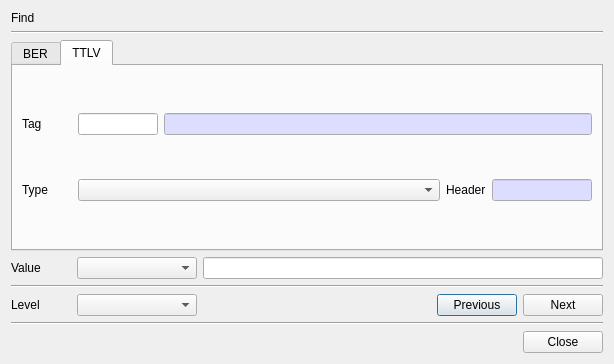
This is BerEditor/find_dlg.ui in jykim74/BerEditor as Qt 5 draws it before an edit. The edited form follows.
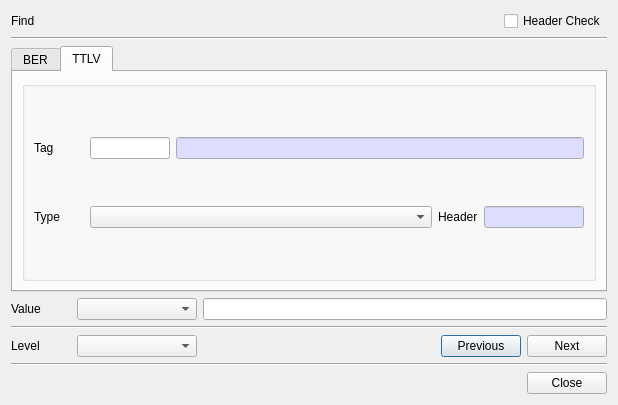
This is the edited form. The open tabs and pages were chosen to show the change.

```diff
--- a/BerEditor/find_dlg.ui
+++ b/BerEditor/find_dlg.ui
@@ -6,8 +6,8 @@
    <rect>
     <x>0</x>
     <y>0</y>
-    <width>601</width>
-    <height>364</height>
+    <width>618</width>
+    <height>405</height>
    </rect>
   </property>
   <property name="windowTitle">
@@ -15,12 +15,39 @@
   </property>
   <layout class="QVBoxLayout" name="verticalLayout">
    <item>
+    <layout class="QGridLayout" name="gridLayout_8">
+     <property name="topMargin">
+      <number>0</number>
+     </property>
+     <item row="0" column="2">
+      <widget class="QCheckBox" name="mHeadCheck">
+       <property name="text">
+        <string>Header Check</string>
+       </property>
+      </widget>
+     </item>
+     <item row="0" column="0">
     <widget class="QLabel" name="mTitleLabel">
      <property name="text">
       <string>Find</string>
      </property>
     </widget>
    </item>
+     <item row="0" column="1">
+      <spacer name="horizontalSpacer_3">
+       <property name="orientation">
+        <enum>Qt::Horizontal</enum>
+       </property>
+       <property name="sizeHint" stdset="0">
+        <size>
+         <width>40</width>
+         <height>20</height>
+        </size>
+       </property>
+      </spacer>
+     </item>
+    </layout>
+   </item>
    <item>
     <widget class="Line" name="line">
      <property name="orientation">
@@ -202,6 +229,12 @@
       </attribute>
       <layout class="QVBoxLayout" name="verticalLayout_3">
        <item>
+        <widget class="QGroupBox" name="mTTLVGroup">
+         <property name="title">
+          <string/>
+         </property>
+         <layout class="QVBoxLayout" name="verticalLayout_5">
+          <item>
         <layout class="QGridLayout" name="gridLayout_5">
          <item row="0" column="1">
           <widget class="QLineEdit" name="mTTLV_TagText">
@@ -359,6 +392,9 @@
        </item>
       </layout>
      </widget>
+       </item>
+      </layout>
+     </widget>
     </widget>
    </item>
    <item>
```
Left out of the diff: 25 changed lines with no effect on the pictures. Lines whose indentation alone changed are shown as unchanged.
